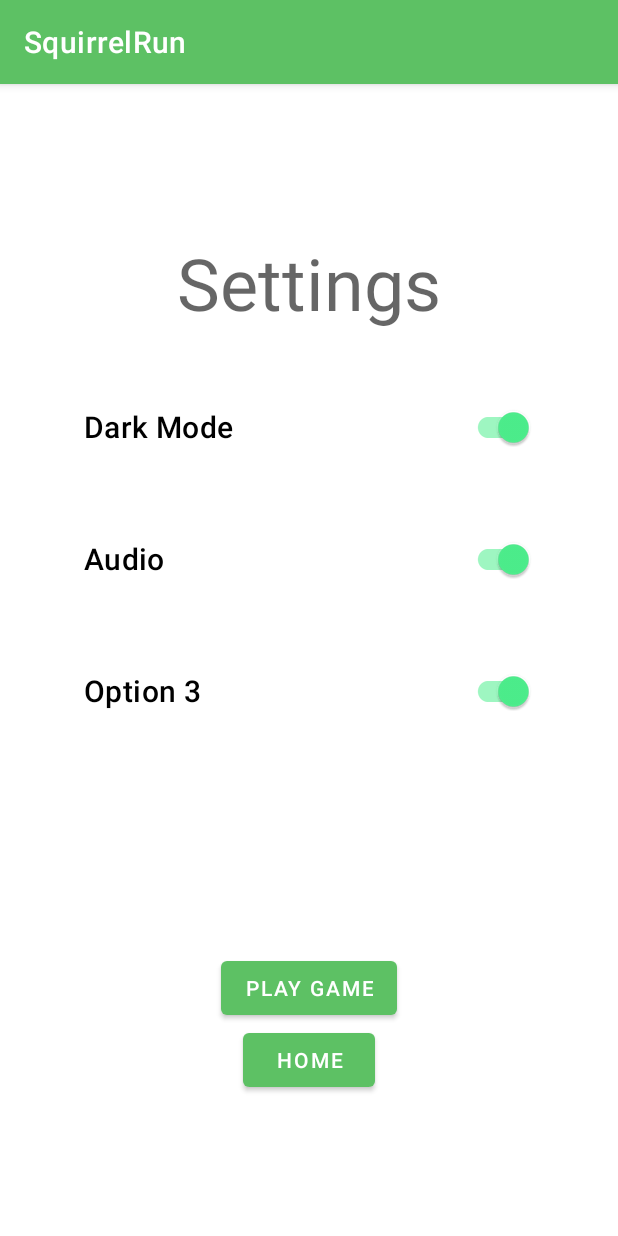
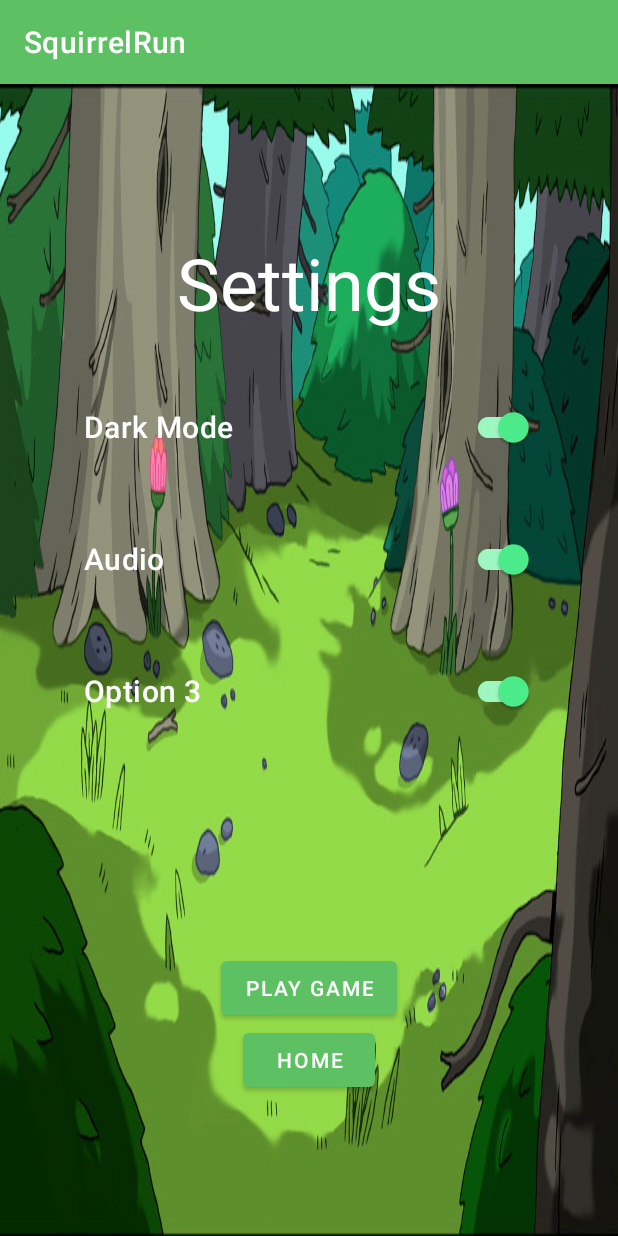
Before and after one commit to rahulpalla/SquirrelRun, an Android app: the SettingsActivity screen opened directly, with no data from a screen before it, on a phone screen of 412 x 824 dp. Run offline under Robolectric (Android 15) with nearby library versions, the phone set to English and light mode, and no system bars.

Commit message:
added background and white text to all screens

```diff
--- a/app/src/main/res/layout/game_page.xml
+++ b/app/src/main/res/layout/game_page.xml
@@ -4,7 +4,9 @@
     xmlns:tools="http://schemas.android.com/tools"
     android:layout_width="match_parent"
     android:layout_height="match_parent"
-    tools:context=".GameActivity">
+    tools:context=".GameActivity"
+    android:background="@drawable/BackgroundHome"
+    >
 
     <Button
         android:id="@+id/settings_btn"
--- a/app/src/main/res/layout/settings.xml
+++ b/app/src/main/res/layout/settings.xml
@@ -4,7 +4,9 @@
     xmlns:tools="http://schemas.android.com/tools"
     android:layout_width="match_parent"
     android:layout_height="match_parent"
-    tools:context=".SettingsActivity">
+    tools:context=".SettingsActivity"
+    android:background="@drawable/BackgroundHome"
+    >
 
     <TextView
         android:id="@+id/setting_title"
@@ -12,6 +14,7 @@
         android:layout_height="wrap_content"
         android:layout_marginTop="100dp"
         android:text="Settings"
+        android:textColor="@color/white"
         android:gravity="center"
         android:textAppearance="@style/TextAppearance.MaterialComponents.Headline3"
         app:layout_constraintEnd_toEndOf="parent"
@@ -50,6 +53,7 @@
         android:layout_height="wrap_content"
         android:checked="true"
         android:text="Dark Mode"
+        android:textColor="@color/white"
         android:layout_marginTop="40dp"
         app:layout_constraintEnd_toEndOf="parent"
         app:layout_constraintStart_toStartOf="parent"
@@ -62,6 +66,7 @@
         android:layout_height="wrap_content"
         android:checked="true"
         android:text="Audio"
+        android:textColor="@color/white"
         android:layout_marginTop="40dp"
         app:layout_constraintEnd_toEndOf="parent"
         app:layout_constraintStart_toStartOf="parent"
@@ -74,6 +79,7 @@
         android:layout_height="wrap_content"
         android:checked="true"
         android:text="Option 3"
+        android:textColor="@color/white"
         android:layout_marginTop="40dp"
         app:layout_constraintEnd_toEndOf="parent"
         app:layout_constraintStart_toStartOf="parent"
```
Also changed, not shown: app/src/main/res/layout/start_page.xml (+6 -1 lines).
